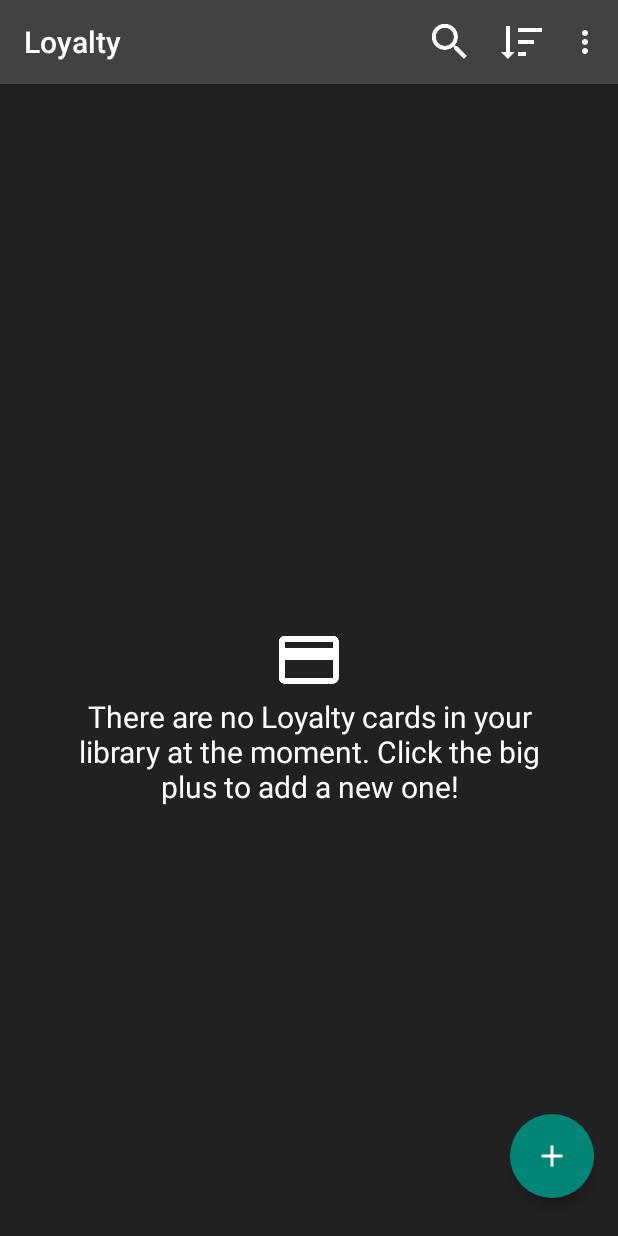
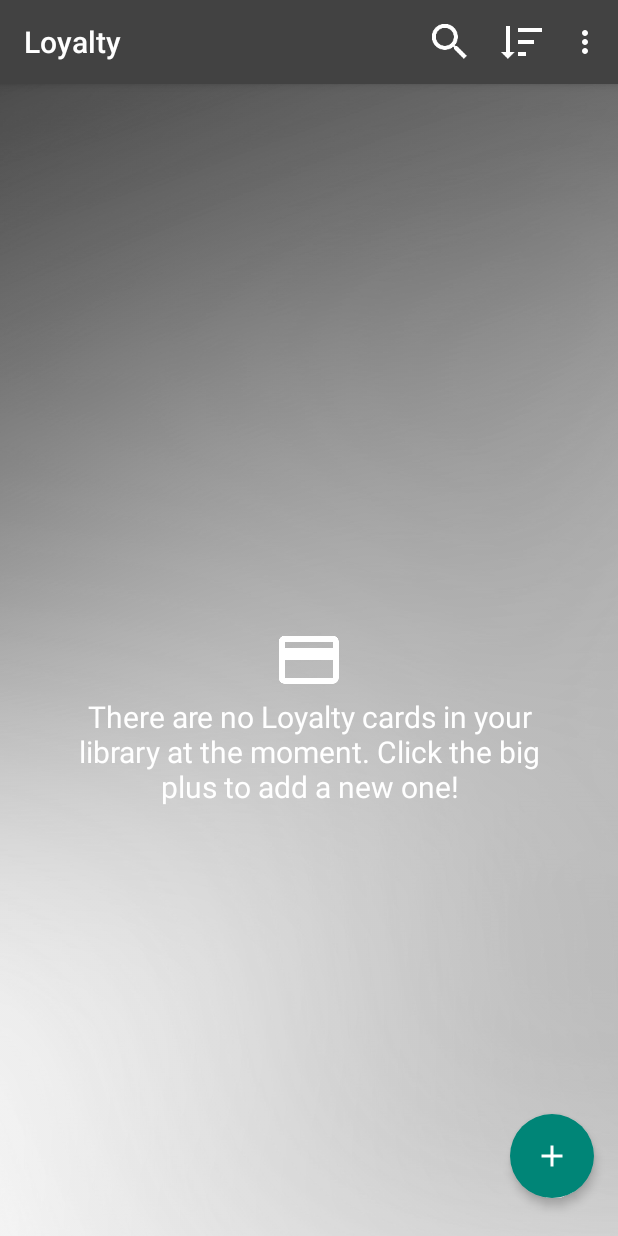
Before and after one commit to AbyxBelgium/Loyalty, an Android app: the screen it shows after launch (MainActivity), on a phone screen of 412 x 824 dp. Run offline under Robolectric (Android 15) with nearby library versions, the phone set to English and light mode, and no system bars; libraries missing offline, so code that uses them is left out: be.abyx.aurora.

Commit message:
Change background colour of homepage

```diff
--- a/app/src/main/java/com/abyx/loyalty/extra/Constants.java
+++ b/app/src/main/java/com/abyx/loyalty/extra/Constants.java
@@ -16,6 +16,8 @@
 
 package com.abyx.loyalty.extra;
 
+import android.graphics.Color;
+
 /**
  * Class containing some contracts and constants that can be used throughout the application.
  *
@@ -29,4 +31,6 @@ public class Constants {
     public static final String INTENT_CARD_ID_ARG = "CARD_ID";
     // This constant is used for passing on a list of Card-objects
     public static final String INTENT_LIST_ARG = "LIST";
+
+    public static final int BACKGROUND_COLOUR = Color.argb(143, 175, 175, 175);
 }
--- a/app/src/main/java/com/abyx/loyalty/graphics/BarcodeGenerator.java
+++ b/app/src/main/java/com/abyx/loyalty/graphics/BarcodeGenerator.java
@@ -8,6 +8,7 @@ import android.graphics.Paint;
 import android.graphics.Rect;
 import android.graphics.Typeface;
 
+import com.abyx.loyalty.extra.Constants;
 import com.google.zxing.BarcodeFormat;
 import com.google.zxing.MultiFormatWriter;
 import com.google.zxing.Writer;
@@ -86,7 +87,7 @@ public class BarcodeGenerator {
         this.renderTextOnBitmap(bitmap, barcode);
         ShapeFactory factory = new ParallelShapeFactory();
         // TODO the background colour should be made a constant
-        return factory.createShape(new RectangleShape(this.context), bitmap, Color.argb(143, 175, 175, 175), padding);
+        return factory.createShape(new RectangleShape(this.context), bitmap, Constants.BACKGROUND_COLOUR, padding);
     }
 
     /**
--- a/app/src/main/java/com/abyx/loyalty/graphics/ThumbnailGenerator.java
+++ b/app/src/main/java/com/abyx/loyalty/graphics/ThumbnailGenerator.java
@@ -3,6 +3,8 @@ package com.abyx.loyalty.graphics;
 import android.content.Context;
 import android.graphics.Bitmap;
 import android.graphics.Color;
+
+import com.abyx.loyalty.extra.Constants;
 
 import be.abyx.aurora.CircleShape;
 import be.abyx.aurora.ImageUtils;
@@ -31,6 +33,6 @@ public class ThumbnailGenerator {
         Bitmap cropped = utils.magicCrop(logo, Color.WHITE, 0.2f);
 
         ShapeFactory factory = new ParallelShapeFactory();
-        return factory.createShape(new CircleShape(this.context), cropped, Color.parseColor("#EAEAEA"), 50);
+        return factory.createShape(new CircleShape(this.context), cropped, Constants.BACKGROUND_COLOUR, 50);
     }
 }
--- a/app/src/main/res/layout/activity_main.xml
+++ b/app/src/main/res/layout/activity_main.xml
@@ -4,7 +4,8 @@
     android:orientation="vertical"
     android:layout_width="match_parent"
     android:layout_height="match_parent"
-    android:background="@color/bg_home">
+    android:background="@drawable/bg"
+    android:id="@+id/rootLayout">
     <FrameLayout
         android:layout_width="match_parent"
         android:layout_height="match_parent"
```
Also changed, not shown: app/src/main/java/com/abyx/loyalty/fragments/OverviewFragment.java (+7 -0 lines), app/src/main/res/drawable-nodpi/bg.png.
